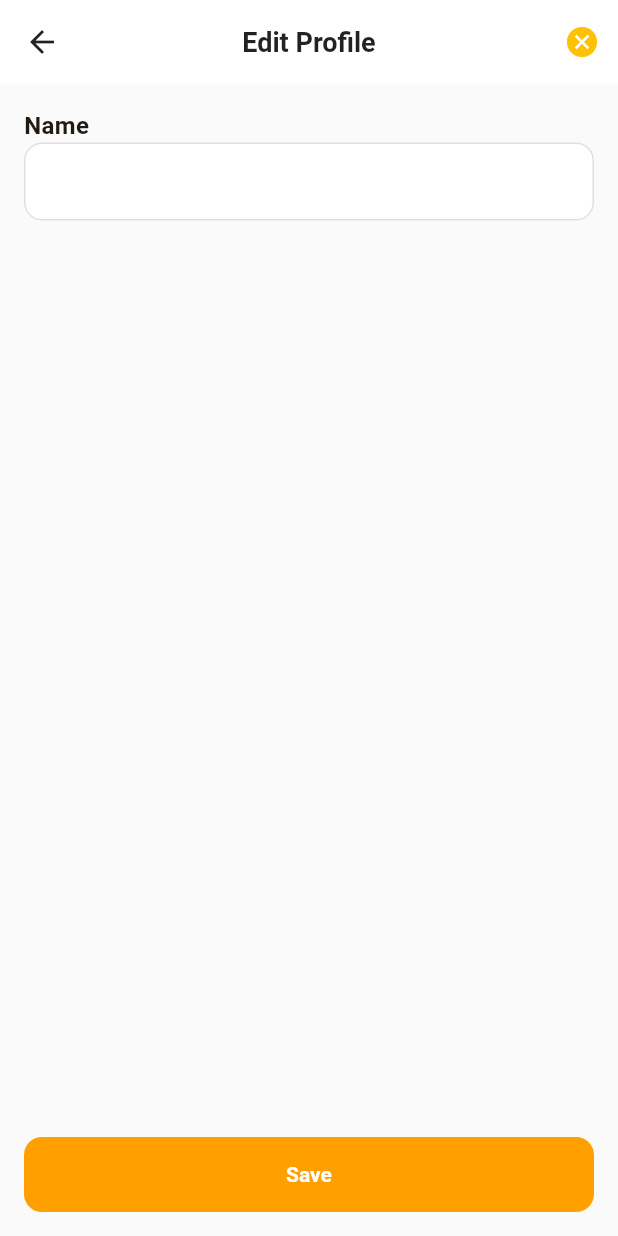
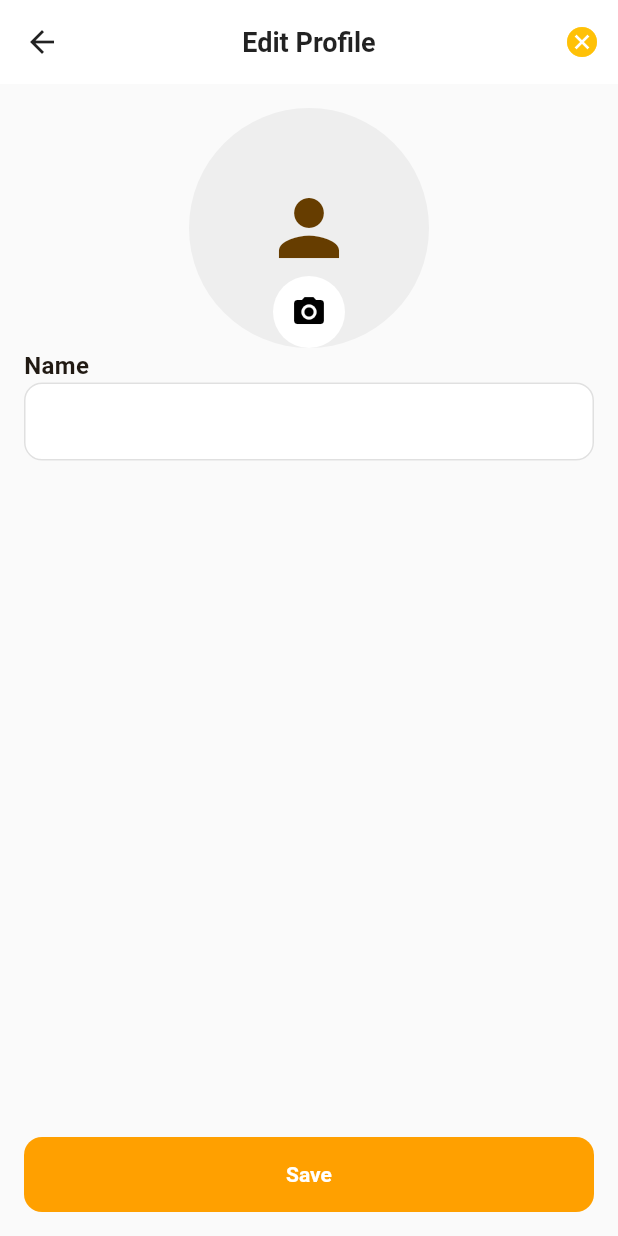
Before and after one commit to rahulvijay333/atlasmart-flutter, a Flutter app: the ScreenEditProfile screen opened directly with empty values, after a tap on the "edit" icon, on a phone screen of 412 x 824 dp. Run offline on Flutter 3.47's test engine with Material 3 defaults, Android fonts, the phone set to English and light mode, and no system bars; our stand-ins replace dio, flutter_bloc, flutter_secure_storage, freezed_annotation, get_it, image_picker and 2 more; accounts and stored records are empty.

Commit message:
profile image upload feature added

```diff
--- a/lib/application/profile/admin/bloc/admin_profile_bloc.dart
+++ b/lib/application/profile/admin/bloc/admin_profile_bloc.dart
@@ -1,5 +1,6 @@
 import 'package:atlasmart/domain/admin/profile/admin_profile_service.dart';
-import 'package:bloc/bloc.dart';
+import 'package:flutter_bloc/flutter_bloc.dart';
+
 import 'package:freezed_annotation/freezed_annotation.dart';
 
 import '../../../../domain/admin/profile/model/admin_profile.dart';
--- a/lib/domain/core/di/di.dart
+++ b/lib/domain/core/di/di.dart
@@ -3,7 +3,6 @@ import 'package:atlasmart/application/forgot_password/forgot_password_bloc.dart'
 import 'package:atlasmart/application/login/login_bloc.dart';
 import 'package:atlasmart/application/registration/customer/custom_registr_bloc/customer_register_bloc.dart';
 import 'package:atlasmart/domain/admin/users/user_service.dart';
-import 'package:atlasmart/domain/endpoints/api_endpoints.dart';
 import 'package:atlasmart/domain/login/login_service.dart';
 import 'package:atlasmart/domain/profile/profile_service.dart';
 import 'package:atlasmart/domain/token/token_service.dart';
--- a/lib/domain/profile/model/profile_model.dart
+++ b/lib/domain/profile/model/profile_model.dart
@@ -1,12 +1,16 @@
+import 'dart:io';
+
 class ProfileModel {
   final String userName;
   final String userEmail;
   final String? profilePic;
+  File? newProfileImage;
 
   ProfileModel({
     required this.userName,
     required this.userEmail,
     required this.profilePic,
+    this.newProfileImage,
   });
 
   // CopyWith method
@@ -14,11 +18,13 @@ class ProfileModel {
     String? userName,
     String? userEmail,
     String? profilePic,
+    File? newProfileImage,
   }) {
     return ProfileModel(
       userName: userName ?? this.userName,
       userEmail: userEmail ?? this.userEmail,
       profilePic: profilePic ?? this.profilePic,
+      newProfileImage: newProfileImage,
     );
   }
 }
--- a/lib/domain/token/token_service.dart
+++ b/lib/domain/token/token_service.dart
@@ -1,5 +1,3 @@
-import '../auth/model/auth_token.dart';
-
 abstract class TokenService {
   Future<void> refresh(String refreshToken);
 }
--- a/lib/infrastructure/admin/users/user_service_impl.dart
+++ b/lib/infrastructure/admin/users/user_service_impl.dart
@@ -4,7 +4,6 @@ import 'package:atlasmart/domain/admin/users/model/user_model.dart';
 import 'package:atlasmart/domain/admin/users/user_service.dart';
 import 'package:atlasmart/infrastructure/admin/users/model/all_users_reponse_model/all_users_reponse_model.dart';
 import 'package:dio/dio.dart';
-import 'package:flutter/material.dart';
 
 import '../../../domain/core/network/dio_error_handle.dart';
 import '../../../domain/endpoints/api_endpoints.dart';
--- a/lib/infrastructure/interceptor/interceptor.dart
+++ b/lib/infrastructure/interceptor/interceptor.dart
@@ -1,5 +1,3 @@
-import 'dart:developer';
-
 import 'package:dio/dio.dart';
 
 import '../../domain/token/token_service.dart';
--- a/lib/infrastructure/profile/model/profile_response_model/data.dart
+++ b/lib/infrastructure/profile/model/profile_response_model/data.dart
@@ -7,6 +7,7 @@ class Data {
   String? role;
   bool? isVerified;
   DateTime? createdAt;
+  String? profileImage;
 
   Data({
     this.id,
@@ -14,7 +15,7 @@ class Data {
     this.name,
     this.role,
     this.isVerified,
-    this.createdAt,
+    this.createdAt,this.profileImage
   });
 
   factory Data.fromMap(Map<String, dynamic> data) => Data(
@@ -23,6 +24,7 @@ class Data {
     name: data['name'] as String?,
     role: data['role'] as String?,
     isVerified: data['is_verified'] as bool?,
+    profileImage: data['profile_image'] ?? '',
     createdAt: data['created_at'] == null
         ? null
         : DateTime.parse(data['created_at'] as String),
--- a/lib/infrastructure/token/token_service_impl.dart
+++ b/lib/infrastructure/token/token_service_impl.dart
@@ -1,4 +1,3 @@
-import 'package:atlasmart/domain/auth/model/auth_token.dart';
 import 'package:atlasmart/domain/endpoints/api_endpoints.dart';
 import 'package:atlasmart/domain/token/token_service.dart';
 import 'package:dio/dio.dart';
--- a/lib/presentation/customer/profile/screen_edit_profile.dart
+++ b/lib/presentation/customer/profile/screen_edit_profile.dart
@@ -1,3 +1,5 @@
+import 'dart:io';
+
 import 'package:atlasmart/application/profile/customer/customer_profile_bloc.dart';
 import 'package:atlasmart/domain/core/constants/colors.dart';
 import 'package:atlasmart/domain/core/constants/font.dart';
@@ -7,6 +9,8 @@ import 'package:atlasmart/presentation/common/snack_bar.dart';
 import 'package:flutter/material.dart';
 
 import 'package:flutter_bloc/flutter_bloc.dart';
+
+import '../../../domain/core/util/image_picker.dart';
 
 class ScreenEditProfile extends StatefulWidget {
   const ScreenEditProfile({super.key, required this.profile});
@@ -21,6 +25,7 @@ class _ScreenEditProfileState extends State<ScreenEditProfile> {
   final TextEditingController namecontroller = TextEditingController();
   final _formkey = GlobalKey<FormState>();
   bool editProfile = false;
+  File? selectedImage;
 
   @override
   void initState() {
@@ -72,6 +77,53 @@ class _ScreenEditProfileState extends State<ScreenEditProfile> {
               child: Column(
                 crossAxisAlignment: CrossAxisAlignment.start,
                 children: [
+                  Center(
+                    child: Stack(
+                      alignment: AlignmentGeometry.bottomCenter,
+                      children: [
+                        CircleAvatar(
+                          radius: 80,
+                          backgroundColor: Colors.grey.shade200,
+                          backgroundImage: selectedImage != null
+                              ? FileImage(selectedImage!)
+                              : (widget.profile.profilePic != null &&
+                                    widget.profile.profilePic!.isNotEmpty)
+                              ? NetworkImage(widget.profile.profilePic!)
+                              : null,
+                          child:
+                              (selectedImage == null &&
+                                  (widget.profile.profilePic == null ||
+                                      widget.profile.profilePic!.isEmpty))
+                              ? const Icon(Icons.person, size: 60)
+                              : null,
+                        ),
+                        if (editProfile)
+                          Positioned(
+                            bottom: 0,
+                            child: Container(
+                              decoration: BoxDecoration(
+                                shape: BoxShape.circle,
+                                color: AppColors.whiteColor,
+                              ),
+                              child: IconButton(
+                                icon: const Icon(
+                                  Icons.camera_alt,
+                                  color: Colors.black,
+                                ),
+                                onPressed: () async {
+                                  final image = await ImagePickerUtil.pickImage(
+                                    context,
+                                  );
+                                  if (image != null) {
+                                    setState(() => selectedImage = image);
+                                  }
+                                },
+                              ),
+                            ),
+                          ),
+                      ],
+                    ),
+                  ),
                   Text(
                     'Name',
                     style: AppFont.title16Style.copyWith(
@@ -99,6 +151,8 @@ class _ScreenEditProfileState extends State<ScreenEditProfile> {
                     validator: (value) {
                       if (value?.isEmpty == true) {
                         return 'Invalid Name';
+                      } else {
+                        return null;
                       }
                     },
                   ),
@@ -119,6 +173,7 @@ class _ScreenEditProfileState extends State<ScreenEditProfile> {
                                 CustomerProfileEvent.updateProfileDetailsButtonClick(
                                   profile: widget.profile.copyWith(
                                     userName: namecontroller.text.trim(),
+                                    newProfileImage: selectedImage
                                   ),
                                 ),
                               );
--- a/lib/presentation/customer/registration/screen_otp_verify.dart
+++ b/lib/presentation/customer/registration/screen_otp_verify.dart
@@ -1,5 +1,4 @@
 import 'dart:async';
-import 'dart:developer';
 
 import 'package:atlasmart/application/registration/customer/custom_registr_bloc/customer_register_bloc.dart';
 import 'package:atlasmart/domain/core/constants/colors.dart';
@@ -17,7 +16,7 @@ import '../../common/app_dialoge.dart';
 import '../../common/button_widget.dart';
 
 class ScreenOtpVerify extends StatefulWidget {
-  ScreenOtpVerify({super.key, required this.customer});
+  const ScreenOtpVerify({super.key, required this.customer});
   final CustomerRegisterModel customer;
 
   @override
--- a/lib/presentation/login/screen_otp_verify.dart
+++ b/lib/presentation/login/screen_otp_verify.dart
@@ -1,5 +1,4 @@
 import 'package:atlasmart/domain/core/constants/colors.dart';
-import 'package:atlasmart/infrastructure/login/model/user_details/user.dart';
 import 'package:atlasmart/infrastructure/login/model/user_details/user_details.dart';
 import 'package:atlasmart/presentation/common/snack_bar.dart';
 import 'package:flutter/material.dart';
--- a/pubspec.yaml
+++ b/pubspec.yaml
@@ -14,8 +14,12 @@ dependencies:
   flutter_secure_storage: ^10.0.0
   freezed_annotation: ^3.1.0
   get_it: ^9.2.0
+  http_parser: ^4.1.2
+  image_picker: ^1.2.1
   intl: ^0.20.2
+  mime: ^2.0.0
   mockito: ^5.6.1
+  permission_handler: ^12.0.1
   pin_code_fields: ^8.0.1
 
 
```
Also changed, not shown: lib/domain/core/config/app_config.dart (+6 -4 lines), lib/domain/core/util/image_picker.dart (added, +70 -0 lines), lib/infrastructure/profile/profile_service_impl.dart (+23 -4 lines), lib/presentation/customer/profile/screen_profile.dart (+11 -5 lines), pubspec.lock, 5 other files.
